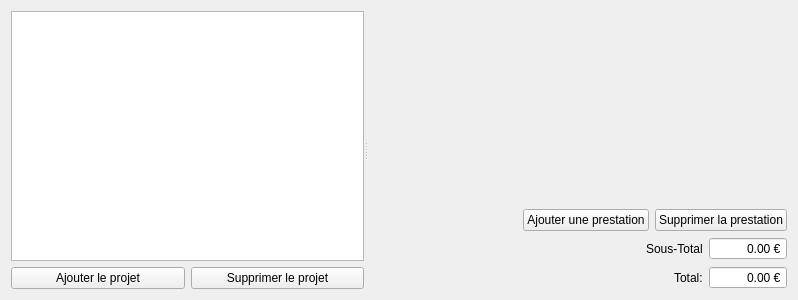
Qt form src/gui/widgets/contributorieswidget.ui (FACT-Team/FactDev) before a commit.
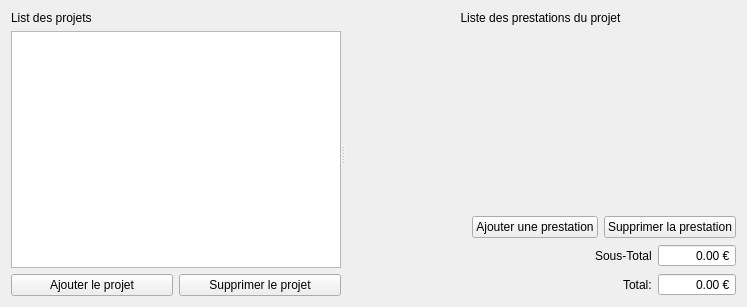
The same form after that commit. Icons and pictures are not drawn.

What changed in the file:
```diff
--- a/src/gui/widgets/contributorieswidget.ui
+++ b/src/gui/widgets/contributorieswidget.ui
@@ -6,8 +6,8 @@
    <rect>
     <x>0</x>
     <y>0</y>
-    <width>798</width>
-    <height>300</height>
+    <width>747</width>
+    <height>307</height>
    </rect>
   </property>
   <property name="windowTitle">
@@ -43,35 +43,6 @@
         <enum>QLayout::SetMinimumSize</enum>
        </property>
        <item row="1" column="0" colspan="2">
-        <layout class="QHBoxLayout" name="horizontalLayout">
-         <property name="sizeConstraint">
-          <enum>QLayout::SetMinimumSize</enum>
-         </property>
-         <item>
-          <widget class="QPushButton" name="btnAddProject">
-           <property name="text">
-            <string>Ajouter le projet</string>
-           </property>
-           <property name="icon">
-            <iconset resource="../../icons.qrc">
-             <normaloff>:/icons/img/add_project.png</normaloff>:/icons/img/add_project.png</iconset>
-           </property>
-          </widget>
-         </item>
-         <item>
-          <widget class="QPushButton" name="btnRemoveProject">
-           <property name="text">
-            <string>Supprimer le projet</string>
-           </property>
-           <property name="icon">
-            <iconset resource="../../icons.qrc">
-             <normaloff>:/icons/img/remove_project.png</normaloff>:/icons/img/remove_project.png</iconset>
-           </property>
-          </widget>
-         </item>
-        </layout>
-       </item>
-       <item row="0" column="0" colspan="2">
         <widget class="QTableView" name="tblProjects">
          <property name="sizePolicy">
           <sizepolicy hsizetype="Minimum" vsizetype="Expanding">
@@ -90,6 +61,42 @@
          </property>
         </widget>
        </item>
+       <item row="2" column="0" colspan="2">
+        <layout class="QHBoxLayout" name="horizontalLayout">
+         <property name="sizeConstraint">
+          <enum>QLayout::SetMinimumSize</enum>
+         </property>
+         <item>
+          <widget class="QPushButton" name="btnAddProject">
+           <property name="text">
+            <string>Ajouter le projet</string>
+           </property>
+           <property name="icon">
+            <iconset resource="../../icons.qrc">
+             <normaloff>:/icons/img/add_project.png</normaloff>:/icons/img/add_project.png</iconset>
+           </property>
+          </widget>
+         </item>
+         <item>
+          <widget class="QPushButton" name="btnRemoveProject">
+           <property name="text">
+            <string>Supprimer le projet</string>
+           </property>
+           <property name="icon">
+            <iconset resource="../../icons.qrc">
+             <normaloff>:/icons/img/remove_project.png</normaloff>:/icons/img/remove_project.png</iconset>
+           </property>
+          </widget>
+         </item>
+        </layout>
+       </item>
+       <item row="0" column="0" colspan="2">
+        <widget class="QLabel" name="lbProjects">
+         <property name="text">
+          <string>List des projets</string>
+         </property>
+        </widget>
+       </item>
       </layout>
      </widget>
      <widget class="QWidget" name="gridLayoutWidget_2">
@@ -97,52 +104,7 @@
        <property name="sizeConstraint">
         <enum>QLayout::SetMaximumSize</enum>
        </property>
-       <item row="0" column="0">
-        <widget class="QStackedWidget" name="stack"/>
-       </item>
-       <item row="1" column="0">
-        <layout class="QHBoxLayout" name="horizontalLayout_2">
-         <property name="sizeConstraint">
-          <enum>QLayout::SetMaximumSize</enum>
-         </property>
-         <item>
-          <spacer name="horizontalSpacer_2">
-           <property name="orientation">
-            <enum>Qt::Horizontal</enum>
-           </property>
-           <property name="sizeHint" stdset="0">
-            <size>
-             <width>40</width>
-             <height>20</height>
-            </size>
-           </property>
-          </spacer>
-         </item>
-         <item>
-          <widget class="QPushButton" name="btnAddPrestation">
-           <property name="text">
-            <string>Ajouter une prestation</string>
-           </property>
-           <property name="icon">
-            <iconset resource="../../icons.qrc">
-             <normaloff>:/icons/img/add_contributory.png</normaloff>:/icons/img/add_contributory.png</iconset>
-           </property>
-          </widget>
-         </item>
-         <item>
-          <widget class="QPushButton" name="btnRmovePrestation">
-           <property name="text">
-            <string>Supprimer la prestation</string>
-           </property>
-           <property name="icon">
-            <iconset resource="../../icons.qrc">
-             <normaloff>:/icons/img/remove_contributory.png</normaloff>:/icons/img/remove_contributory.png</iconset>
-           </property>
-          </widget>
-         </item>
-        </layout>
-       </item>
-       <item row="2" column="0">
+       <item row="3" column="0">
         <layout class="QHBoxLayout" name="horizontalLayout_3">
          <property name="sizeConstraint">
           <enum>QLayout::SetMaximumSize</enum>
@@ -191,7 +153,7 @@
          </item>
         </layout>
        </item>
-       <item row="3" column="0">
+       <item row="4" column="0">
         <layout class="QHBoxLayout" name="horizontalLayout_4">
          <property name="sizeConstraint">
           <enum>QLayout::SetMaximumSize</enum>
@@ -240,6 +202,58 @@
          </item>
         </layout>
        </item>
+       <item row="1" column="0">
+        <widget class="QStackedWidget" name="stack"/>
+       </item>
+       <item row="2" column="0">
+        <layout class="QHBoxLayout" name="horizontalLayout_2">
+         <property name="sizeConstraint">
+          <enum>QLayout::SetMaximumSize</enum>
+         </property>
+         <item>
+          <spacer name="horizontalSpacer_2">
+           <property name="orientation">
+            <enum>Qt::Horizontal</enum>
+           </property>
+           <property name="sizeHint" stdset="0">
+            <size>
+             <width>40</width>
+             <height>20</height>
+            </size>
+           </property>
+          </spacer>
+         </item>
+         <item>
+          <widget class="QPushButton" name="btnAddPrestation">
+           <property name="text">
+            <string>Ajouter une prestation</string>
+           </property>
+           <property name="icon">
+            <iconset resource="../../icons.qrc">
+             <normaloff>:/icons/img/add_contributory.png</normaloff>:/icons/img/add_contributory.png</iconset>
+           </property>
+          </widget>
+         </item>
+         <item>
+          <widget class="QPushButton" name="btnRmovePrestation">
+           <property name="text">
+            <string>Supprimer la prestation</string>
+           </property>
+           <property name="icon">
+            <iconset resource="../../icons.qrc">
+             <normaloff>:/icons/img/remove_contributory.png</normaloff>:/icons/img/remove_contributory.png</iconset>
+           </property>
+          </widget>
+         </item>
+        </layout>
+       </item>
+       <item row="0" column="0">
+        <widget class="QLabel" name="lbContributoriesProject">
+         <property name="text">
+          <string>&lt;html&gt;&lt;head/&gt;&lt;body&gt;&lt;p align=&quot;center&quot;&gt;Liste des prestations du projet&lt;/p&gt;&lt;/body&gt;&lt;/html&gt;</string>
+         </property>
+        </widget>
+       </item>
       </layout>
      </widget>
     </widget>
```
